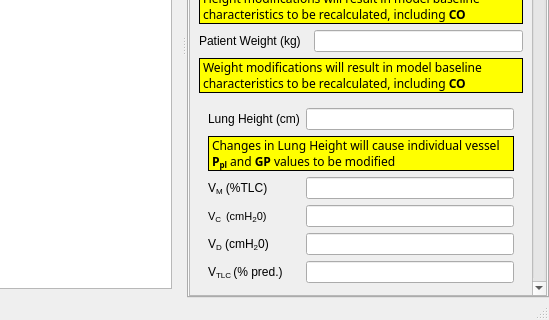
This is src/mainwindow.ui in AdamMajer/bshouty-lung-model as Qt 5 draws it before an edit; both pictures show x 423 to 972 and y 228 to 548 of the 972 by 548 pixel window. The edited form follows.
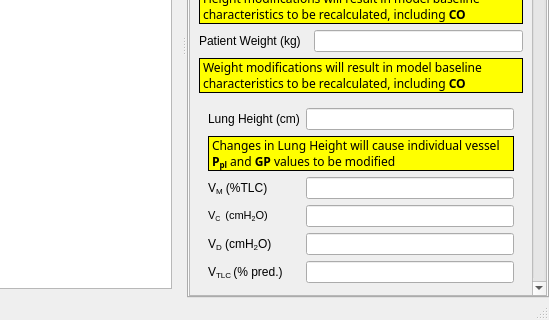
This is the edited form. Custom widgets are drawn as their Qt base class.

Patch:
```diff
--- a/src/mainwindow.ui
+++ b/src/mainwindow.ui
@@ -162,8 +162,8 @@
              <rect>
               <x>0</x>
               <y>0</y>
-              <width>348</width>
-              <height>1444</height>
+              <width>378</width>
+              <height>1465</height>
              </rect>
             </property>
             <layout class="QGridLayout" name="gridLayout">
@@ -992,8 +992,8 @@
                     <string>&lt;!DOCTYPE HTML PUBLIC &quot;-//W3C//DTD HTML 4.0//EN&quot; &quot;http://www.w3.org/TR/REC-html40/strict.dtd&quot;&gt;
 &lt;html&gt;&lt;head&gt;&lt;meta name=&quot;qrichtext&quot; content=&quot;1&quot; /&gt;&lt;style type=&quot;text/css&quot;&gt;
 p, li { white-space: pre-wrap; }
-&lt;/style&gt;&lt;/head&gt;&lt;body style=&quot; font-family:'Sans Serif'; font-size:9pt; font-weight:400; font-style:normal;&quot;&gt;
-&lt;p style=&quot; margin-top:0px; margin-bottom:0px; margin-left:0px; margin-right:0px; -qt-block-indent:0; text-indent:0px;&quot;&gt;&lt;span style=&quot; font-size:8pt;&quot;&gt;V&lt;/span&gt;&lt;span style=&quot; font-size:10pt; vertical-align:sub;&quot;&gt;C&lt;/span&gt;&lt;span style=&quot; font-size:8pt; vertical-align:sub;&quot;&gt; &lt;/span&gt;&lt;span style=&quot; font-size:8pt;&quot;&gt; (cmH&lt;/span&gt;&lt;span style=&quot; font-size:10pt; vertical-align:sub;&quot;&gt;2&lt;/span&gt;&lt;span style=&quot; font-size:8pt;&quot;&gt;0)&lt;/span&gt;&lt;/p&gt;&lt;/body&gt;&lt;/html&gt;</string>
+&lt;/style&gt;&lt;/head&gt;&lt;body style=&quot; font-family:'MS Shell Dlg 2'; font-size:8pt; font-weight:400; font-style:normal;&quot;&gt;
+&lt;p style=&quot; margin-top:0px; margin-bottom:0px; margin-left:0px; margin-right:0px; -qt-block-indent:0; text-indent:0px;&quot;&gt;&lt;span style=&quot; font-family:'Sans Serif';&quot;&gt;V&lt;/span&gt;&lt;span style=&quot; font-family:'Sans Serif'; vertical-align:sub;&quot;&gt;C &lt;/span&gt;&lt;span style=&quot; font-family:'Sans Serif';&quot;&gt; (cmH&lt;/span&gt;&lt;span style=&quot; font-family:'Sans Serif'; vertical-align:sub;&quot;&gt;2&lt;/span&gt;&lt;span style=&quot; font-family:'Sans Serif';&quot;&gt;O&lt;/span&gt;&lt;span style=&quot; font-family:'Sans Serif';&quot;&gt;)&lt;/span&gt;&lt;/p&gt;&lt;/body&gt;&lt;/html&gt;</string>
                    </property>
                    <property name="buddy">
                     <cstring>Vc</cstring>
@@ -1010,7 +1010,7 @@
                  <item row="4" column="0">
                   <widget class="QLabel" name="label_16">
                    <property name="text">
-                    <string>&lt;html&gt;&lt;head/&gt;&lt;body&gt;&lt;p&gt;V&lt;span style=&quot; font-size:10pt; vertical-align:sub;&quot;&gt;D&lt;/span&gt;&lt;span style=&quot; vertical-align:sub;&quot;/&gt; (cmH&lt;span style=&quot; font-size:10pt; vertical-align:sub;&quot;&gt;2&lt;/span&gt;0)&lt;/p&gt;&lt;/body&gt;&lt;/html&gt;</string>
+                    <string>&lt;html&gt;&lt;head/&gt;&lt;body&gt;&lt;p&gt;V&lt;span style=&quot; vertical-align:sub;&quot;&gt;D&lt;/span&gt; (cmH&lt;span style=&quot; vertical-align:sub;&quot;&gt;2&lt;/span&gt;O)&lt;/p&gt;&lt;/body&gt;&lt;/html&gt;</string>
                    </property>
                    <property name="buddy">
                     <cstring>Vd</cstring>
```
Left out of the diff: 16 changed lines with no effect on the pictures.
